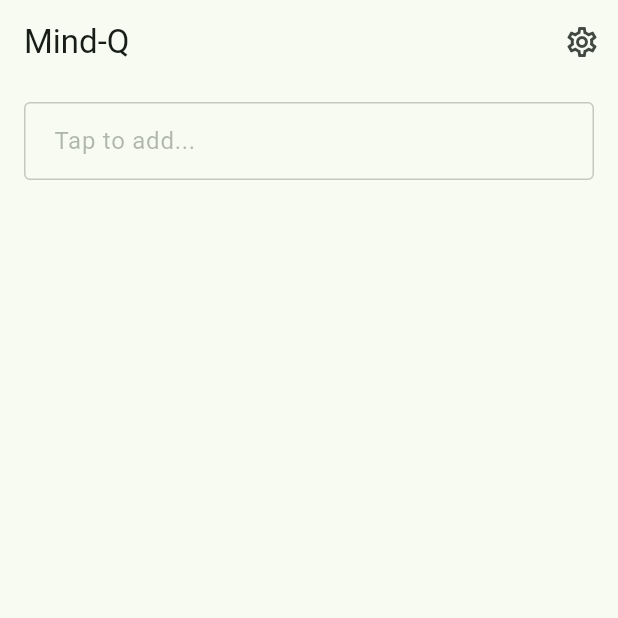
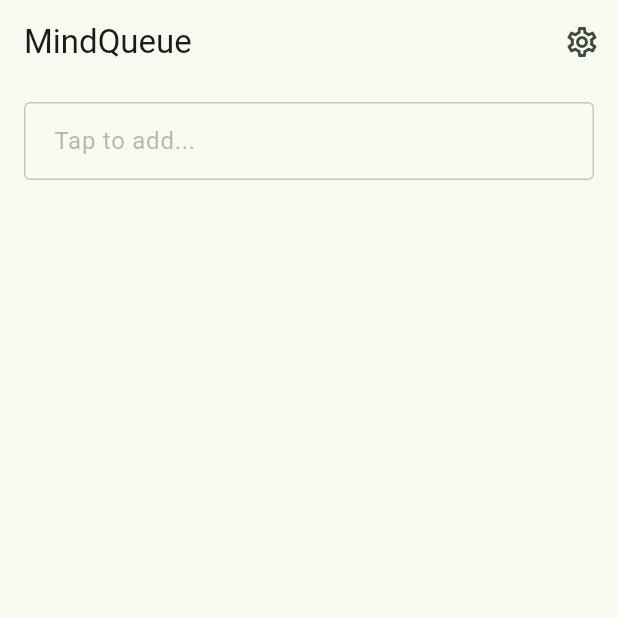
Before and after one commit to shlomo-maghen/mind-q, a Flutter app: the screen it shows after launch, on a phone screen of 412 x 824 dp, the top half of it. Run offline on Flutter 3.47's test engine with Material 3 defaults, Android fonts, the phone set to English and light mode, and no system bars; our stand-ins replace flutter_local_notifications, flutter_riverpod, go_router, shared_preferences, timezone.

Commit message:
Change package name

```diff
--- a/lib/ui/capture_sheet.dart
+++ b/lib/ui/capture_sheet.dart
@@ -4,7 +4,7 @@ import 'package:flutter/services.dart';
 import 'package:flutter_riverpod/flutter_riverpod.dart';
 import '../providers/queue_provider.dart';
 
-const _appChannel = MethodChannel('com.mindq/app');
+const _appChannel = MethodChannel('com.lismodev.mindqueue/app');
 
 class CaptureSheet extends ConsumerStatefulWidget {
   const CaptureSheet({super.key});
--- a/lib/ui/queue_view.dart
+++ b/lib/ui/queue_view.dart
@@ -7,7 +7,7 @@ import '../providers/queue_provider.dart';
 import 'empty_state.dart';
 import 'queue_item_card.dart';
 
-const _appChannel = MethodChannel('com.mindq/app');
+const _appChannel = MethodChannel('com.lismodev.mindqueue/app');
 
 class QueueView extends ConsumerStatefulWidget {
   const QueueView({super.key});
@@ -84,7 +84,7 @@ class _QueueViewState extends ConsumerState<QueueView> {
     return Scaffold(
       resizeToAvoidBottomInset: false,
       appBar: AppBar(
-        title: const Text('Mind-Q'),
+        title: const Text('MindQueue'),
         centerTitle: false,
         actions: [
           if (hasItems)
@@ -156,7 +156,10 @@ class _QueueViewState extends ConsumerState<QueueView> {
                     left: 0,
                     right: 0,
                     bottom: MediaQuery.of(context).viewInsets.bottom,
-                    child: _buildActionButtons(),
+                    child: SafeArea(
+                      top: false,
+                      child: _buildActionButtons(),
+                    ),
                   ),
               ],
             ),
```
